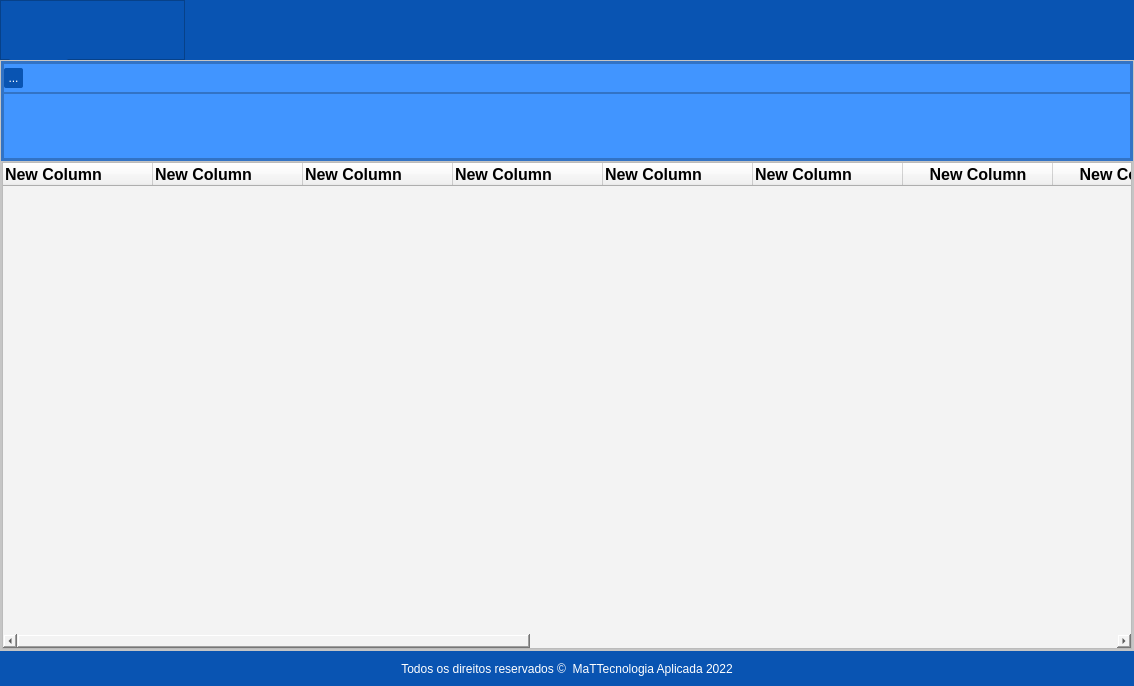
Old version of the form ui_forms/ui_main.ui in the repository mateuscosta27/WebScraping.
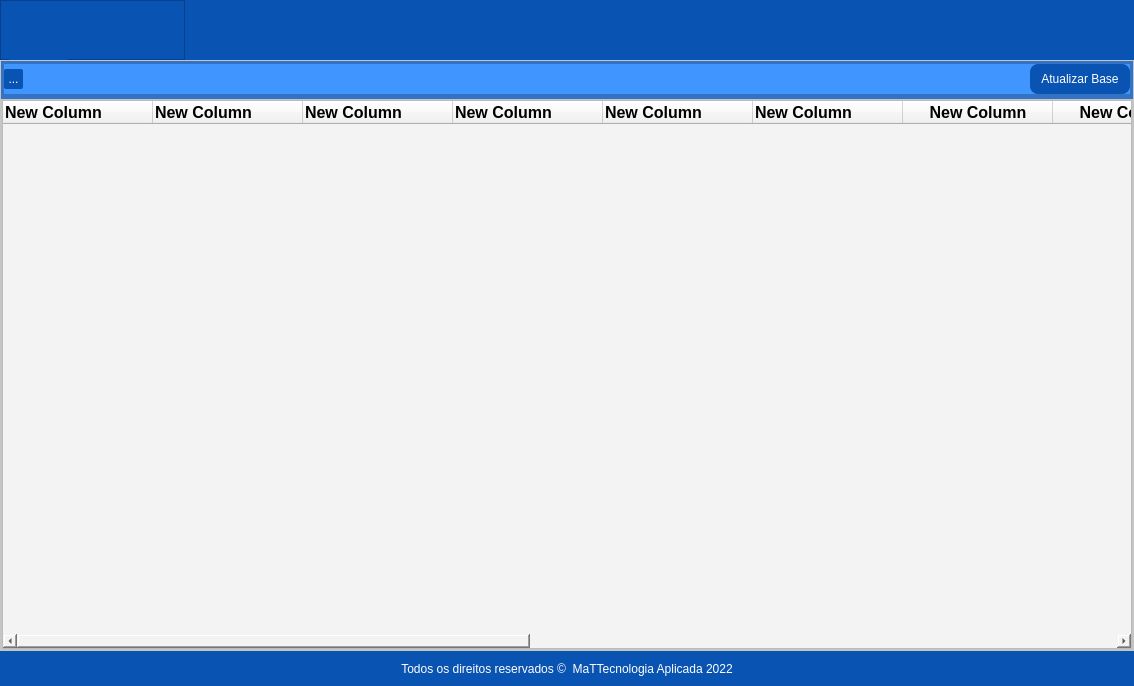
New version of the form. The open tabs and pages were chosen to show the change. Icons and pictures are not drawn.

Patch:
```diff
--- a/ui_forms/ui_main.ui
+++ b/ui_forms/ui_main.ui
@@ -1515,6 +1515,12 @@
                 </layout>
                </widget>
                <widget class="QWidget" name="page_preview">
+                <property name="minimumSize">
+                 <size>
+                  <width>0</width>
+                  <height>0</height>
+                 </size>
+                </property>
                 <layout class="QVBoxLayout" name="verticalLayout_9">
                  <property name="spacing">
                   <number>0</number>
@@ -1536,7 +1542,7 @@
                    <property name="minimumSize">
                     <size>
                      <width>0</width>
-                     <height>100</height>
+                     <height>0</height>
                     </size>
                    </property>
                    <property name="maximumSize">
@@ -1572,6 +1578,18 @@
                     </property>
                     <item>
                      <widget class="QFrame" name="frame_search_teams">
+                      <property name="minimumSize">
+                       <size>
+                        <width>0</width>
+                        <height>30</height>
+                       </size>
+                      </property>
+                      <property name="maximumSize">
+                       <size>
+                        <width>16777215</width>
+                        <height>16777215</height>
+                       </size>
+                      </property>
                       <property name="frameShape">
                        <enum>QFrame::StyledPanel</enum>
                       </property>
@@ -1599,7 +1617,7 @@
                          <property name="maximumSize">
                           <size>
                            <width>16777215</width>
-                           <height>30</height>
+                           <height>80</height>
                           </size>
                          </property>
                          <property name="frameShape">
@@ -1608,7 +1626,7 @@
                          <property name="frameShadow">
                           <enum>QFrame::Raised</enum>
                          </property>
-                         <layout class="QGridLayout" name="gridLayout_6">
+                         <layout class="QGridLayout" name="gridLayout_4">
                           <property name="leftMargin">
                            <number>0</number>
                           </property>
@@ -1705,11 +1723,77 @@
                             </property>
                            </spacer>
                           </item>
+                          <item row="0" column="2">
+                           <widget class="QPushButton" name="btn_update_base">
+                            <property name="minimumSize">
+                             <size>
+                              <width>100</width>
+                              <height>30</height>
+                             </size>
+                            </property>
+                            <property name="maximumSize">
+                             <size>
+                              <width>100</width>
+                              <height>30</height>
+                             </size>
+                            </property>
+                            <property name="styleSheet">
+                             <string notr="true">QPushButton{
+	border-style: none;
+	border-width: 2px;
+	font: 75 10pt &quot;MS Shell Dlg 2&quot;;
+	color: rgb(255, 255, 255);
+	background-color: #0954B2;
+	border-radius: 8px;
+	border-bottom-color: rgb(4, 35, 38);
+	border-right-color:  rgb(4, 35, 38);
+}
+QPushButton:hover{
+	border-style: none;
+	border-width: 2px;
+	font: 75 10pt &quot;MS Shell Dlg 2&quot;;
+	color: rgb(255, 255, 255);
+	
+	background-color: rgb(26, 60, 102);
+	border-radius: 8px;
+	border-bottom-color: rgb(4, 35, 38);
+	border-right-color:  rgb(4, 35, 38);
+}
+
+
+QPushButton:pressed{
+	border-style: none;
+	border-width: 2px;
+	font: 75 10pt &quot;MS Shell Dlg 2&quot;;
+	color: rgb(255, 255, 255);
+	background-color:#0954B2;
+	border-radius: 8px;
+	border-top-color: rgb(4, 35, 38);
+	border-left-color:  rgb(4, 35, 38);
+}</string>
+                            </property>
+                            <property name="text">
+                             <string>Atualizar Base</string>
+                            </property>
+                           </widget>
+                          </item>
                          </layout>
                         </widget>
                        </item>
                        <item>
                         <widget class="QFrame" name="frame_teams_bottom">
+                         <property name="minimumSize">
+                          <size>
+                           <width>0</width>
+                           <height>0</height>
+                          </size>
+                         </property>
+                         <property name="maximumSize">
+                          <size>
+                           <width>16777215</width>
+                           <height>200</height>
+                          </size>
+                         </property>
                          <property name="frameShape">
                           <enum>QFrame::StyledPanel</enum>
                          </property>
@@ -1746,7 +1830,7 @@
                             <property name="frameShadow">
                              <enum>QFrame::Raised</enum>
                             </property>
-                            <layout class="QGridLayout" name="gridLayout_4">
+                            <layout class="QGridLayout" name="gridLayout_6">
                              <property name="leftMargin">
                               <number>0</number>
                              </property>
```
Left out of the diff: 14 changed lines with no effect on the pictures.
